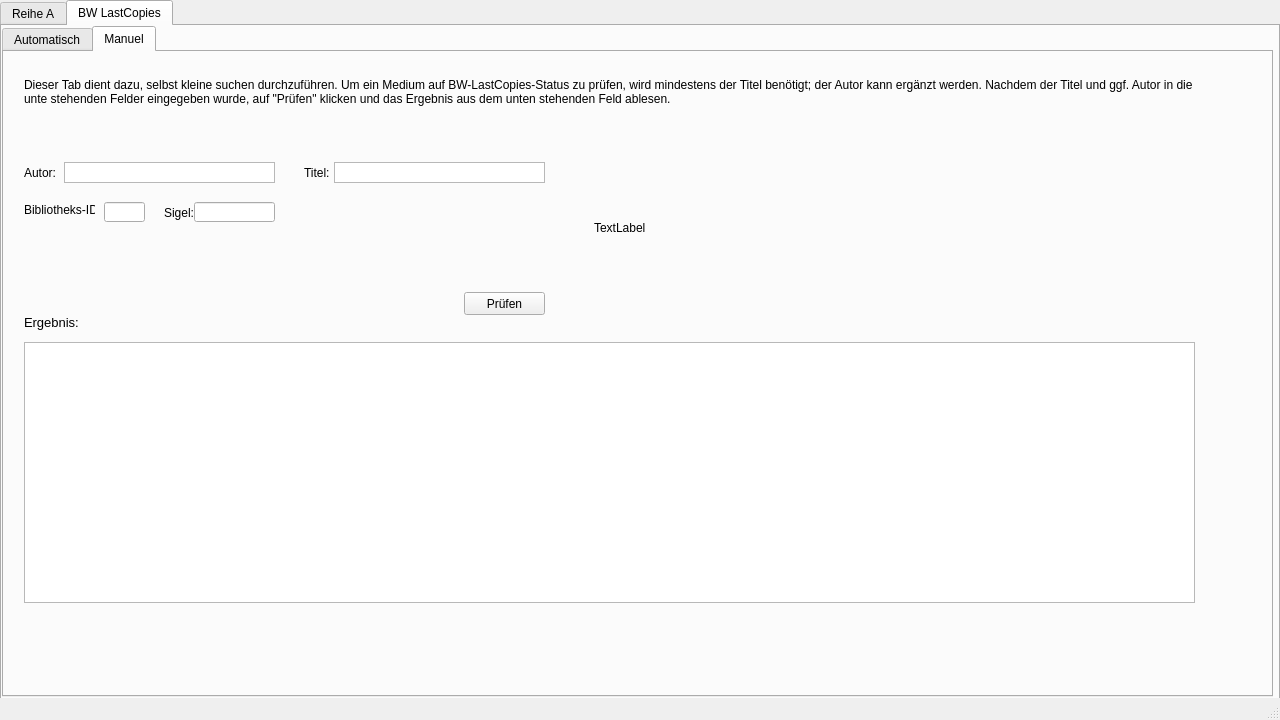
Above: Python/BWLastCopies/UniversalUI.ui from WorldTeacher/WorkPrograms before the change. Below: the same form after it.
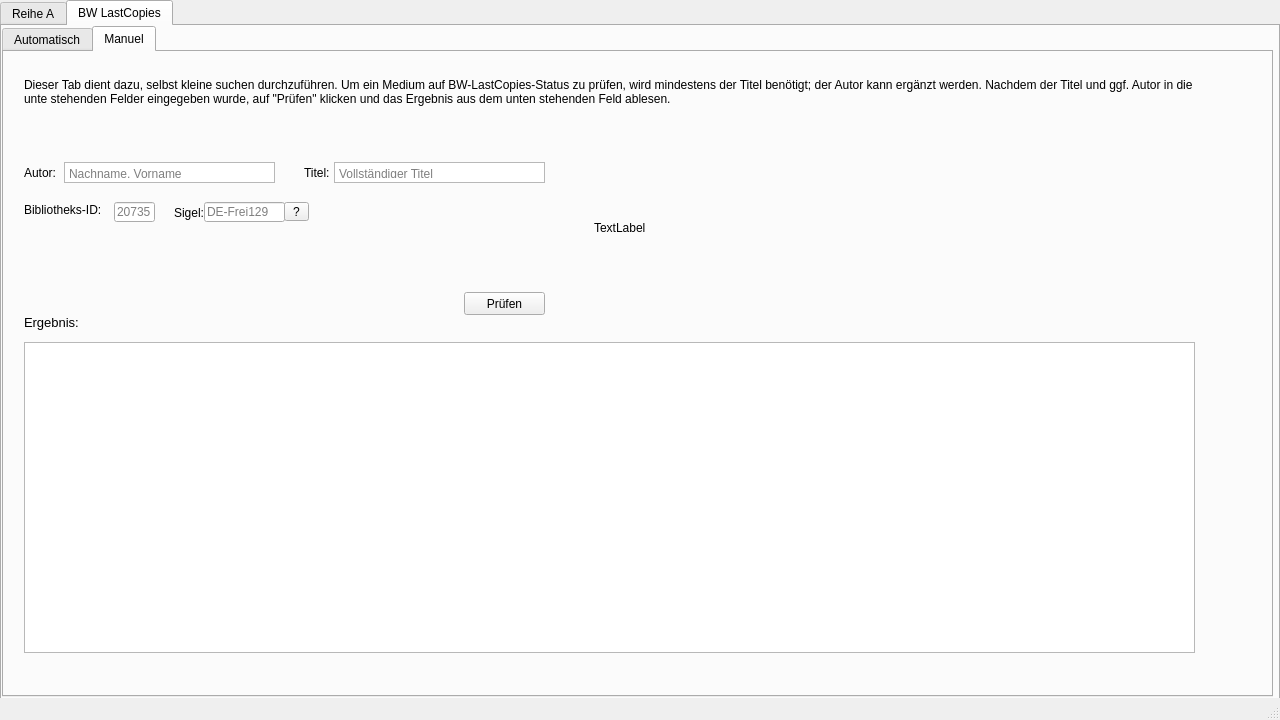
That is the form after the change.

```diff
--- a/Python/BWLastCopies/UniversalUI.ui
+++ b/Python/BWLastCopies/UniversalUI.ui
@@ -374,7 +374,7 @@
           <x>20</x>
           <y>290</y>
           <width>1171</width>
-          <height>261</height>
+          <height>311</height>
          </rect>
         </property>
         <property name="focusPolicy">
@@ -488,6 +488,12 @@
         <property name="verticalScrollBarPolicy">
          <enum>Qt::ScrollBarAlwaysOff</enum>
         </property>
+        <property name="tabChangesFocus">
+         <bool>true</bool>
+        </property>
+        <property name="placeholderText">
+         <string>Nachname, Vorname</string>
+        </property>
        </widget>
        <widget class="QTextEdit" name="title_input">
         <property name="geometry">
@@ -516,6 +522,12 @@
         <property name="verticalScrollBarPolicy">
          <enum>Qt::ScrollBarAlwaysOff</enum>
         </property>
+        <property name="tabChangesFocus">
+         <bool>true</bool>
+        </property>
+        <property name="placeholderText">
+         <string>Vollständiger Titel</string>
+        </property>
        </widget>
        <widget class="QLabel" name="label_title">
         <property name="geometry">
@@ -556,7 +568,7 @@
          <rect>
           <x>20</x>
           <y>150</y>
-          <width>71</width>
+          <width>81</width>
           <height>16</height>
          </rect>
         </property>
@@ -567,17 +579,29 @@
        <widget class="QLineEdit" name="bib_id_input">
         <property name="geometry">
          <rect>
-          <x>100</x>
+          <x>110</x>
           <y>150</y>
           <width>41</width>
           <height>20</height>
          </rect>
         </property>
+        <property name="toolTip">
+         <string>Die Bibliotheks-ID kann über winIBW mithilfe des Befehls &quot;s bib&quot; ermittelt werden.</string>
+        </property>
+        <property name="text">
+         <string/>
+        </property>
+        <property name="maxLength">
+         <number>10</number>
+        </property>
+        <property name="placeholderText">
+         <string>20735</string>
+        </property>
        </widget>
        <widget class="QLabel" name="label_sigil">
         <property name="geometry">
          <rect>
-          <x>160</x>
+          <x>170</x>
           <y>150</y>
           <width>31</width>
           <height>21</height>
@@ -611,12 +635,18 @@
        <widget class="QLineEdit" name="sigi_input">
         <property name="geometry">
          <rect>
-          <x>190</x>
+          <x>200</x>
           <y>150</y>
           <width>81</width>
           <height>20</height>
          </rect>
         </property>
+        <property name="maxLength">
+         <number>20</number>
+        </property>
+        <property name="placeholderText">
+         <string>DE-Frei129</string>
+        </property>
        </widget>
        <widget class="QLabel" name="loadinggif">
         <property name="geometry">
@@ -631,6 +661,22 @@
          <string>TextLabel</string>
         </property>
        </widget>
+       <widget class="QToolButton" name="check">
+        <property name="geometry">
+         <rect>
+          <x>280</x>
+          <y>150</y>
+          <width>25</width>
+          <height>19</height>
+         </rect>
+        </property>
+        <property name="toolTip">
+         <string>This will test the entered Sigil using the ISIL Database and return an error if the sigil was not found</string>
+        </property>
+        <property name="text">
+         <string>?</string>
+        </property>
+       </widget>
       </widget>
      </widget>
     </widget>
```
Left out of the diff: 26 changed lines with no effect on the pictures.
